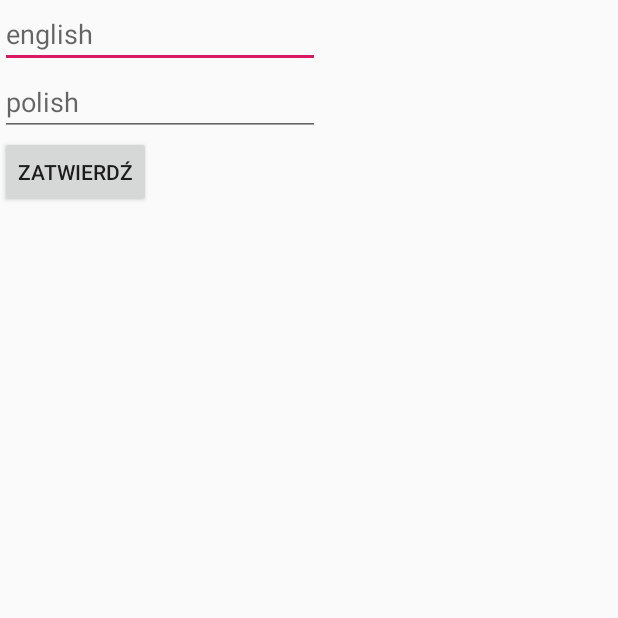
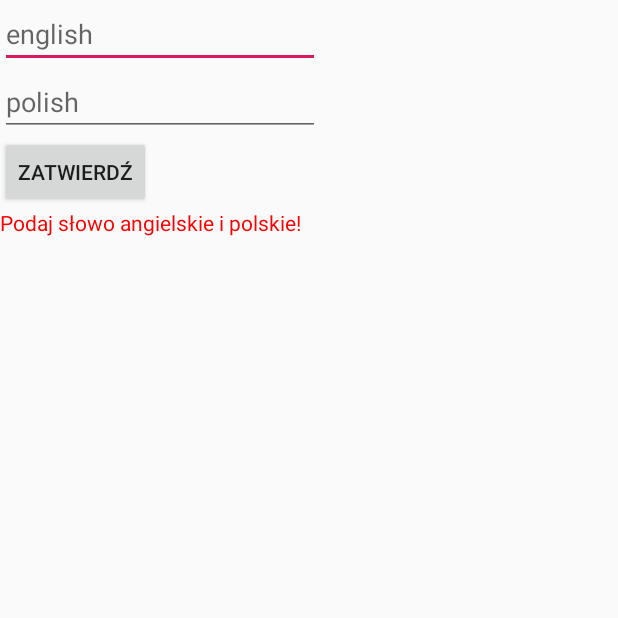
Before and after one commit to projektrepo/projectENGb, an Android app: the AddFlashcardActivity screen opened directly, with no data from a screen before it, after a tap on "ZATWIERDŹ", on a phone screen of 412 x 824 dp, the top half of it. Run offline under Robolectric (Android 15) with nearby library versions, the phone set to English and light mode, and no system bars.

```diff
--- a/app/src/main/java/com/example/projecteng/flashcards/AddFlashcardActivity.java
+++ b/app/src/main/java/com/example/projecteng/flashcards/AddFlashcardActivity.java
@@ -35,7 +35,7 @@ public class AddFlashcardActivity extends AppCompatActivity {
                 String polishWord = polish.getText().toString();
 
                 if (englishWord.isEmpty() || polishWord.isEmpty()) {
-                    TextView errorText = (TextView) v.findViewById(R.id.error);
+                    TextView errorText = (TextView) findViewById(R.id.error);
                     errorText.setVisibility(View.VISIBLE);
                 } else {
                     FlashcardCrud flashcardCrud = FlashcardCrud.getInstance();
```
